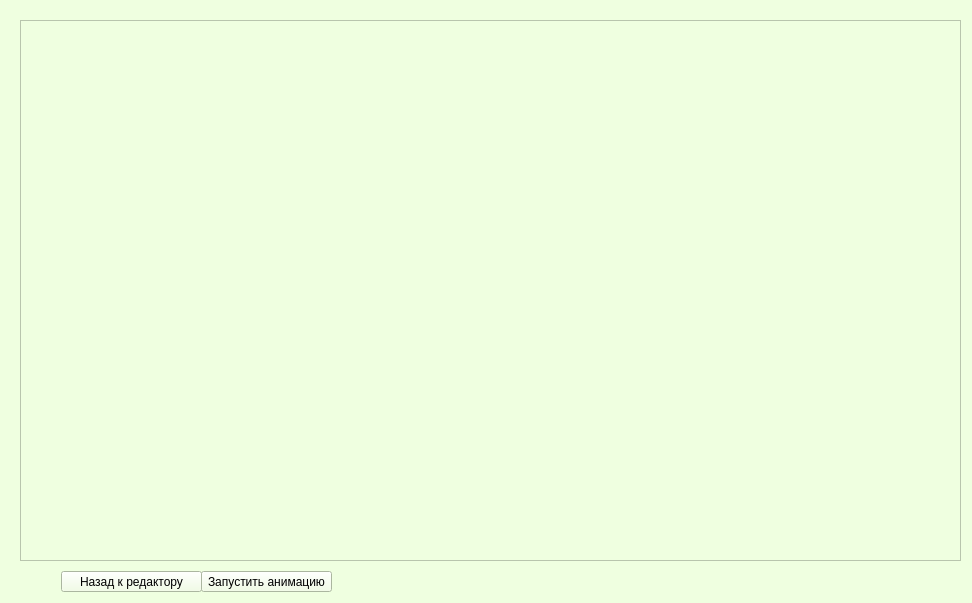
Old version of the form paint.ui in the repository moevm/gui-1h2018-37.
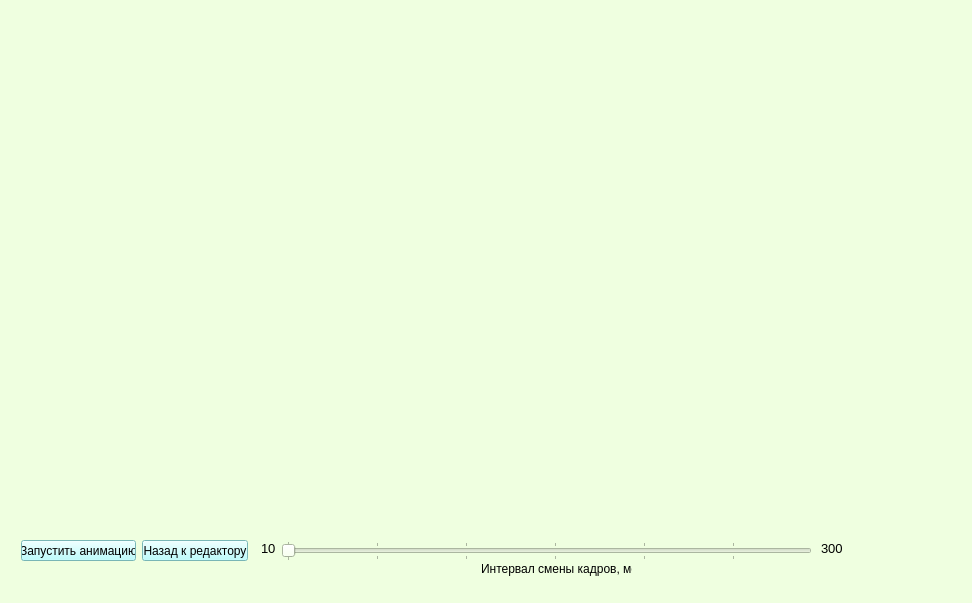
New version of the form. The open tabs and pages were chosen to show the change.

```diff
--- a/paint.ui
+++ b/paint.ui
@@ -500,40 +500,146 @@
       </layout>
      </widget>
      <widget class="QWidget" name="page_5">
-      <widget class="QGraphicsView" name="graphicsView_3">
+      <widget class="QPushButton" name="btnPlay">
+       <property name="geometry">
+        <rect>
+         <x>10</x>
+         <y>529</y>
+         <width>115</width>
+         <height>21</height>
+        </rect>
+       </property>
+       <property name="styleSheet">
+        <string notr="true">background-color: rgb(170, 255, 255);</string>
+       </property>
+       <property name="text">
+        <string>Запустить анимацию</string>
+       </property>
+      </widget>
+      <widget class="QLabel" name="frames">
        <property name="geometry">
         <rect>
          <x>9</x>
          <y>9</y>
-         <width>941</width>
-         <height>541</height>
+         <width>936</width>
+         <height>513</height>
         </rect>
        </property>
+       <property name="text">
+        <string/>
+       </property>
       </widget>
       <widget class="QPushButton" name="btnBack">
        <property name="geometry">
         <rect>
-         <x>50</x>
-         <y>560</y>
-         <width>141</width>
+         <x>131</x>
+         <y>529</y>
+         <width>106</width>
          <height>21</height>
         </rect>
        </property>
+       <property name="styleSheet">
+        <string notr="true">background-color: rgb(170, 255, 255);</string>
+       </property>
        <property name="text">
         <string>Назад к редактору</string>
        </property>
+       <property name="checkable">
+        <bool>false</bool>
+       </property>
       </widget>
-      <widget class="QPushButton" name="btnPlay">
+      <widget class="QSlider" name="horizontalSlider">
        <property name="geometry">
         <rect>
-         <x>190</x>
-         <y>560</y>
-         <width>131</width>
-         <height>21</height>
+         <x>270</x>
+         <y>530</y>
+         <width>531</width>
+         <height>20</height>
         </rect>
        </property>
+       <property name="mouseTracking">
+        <bool>false</bool>
+       </property>
+       <property name="tabletTracking">
+        <bool>false</bool>
+       </property>
+       <property name="acceptDrops">
+        <bool>false</bool>
+       </property>
+       <property name="minimum">
+        <number>10</number>
+       </property>
+       <property name="maximum">
+        <number>300</number>
+       </property>
+       <property name="singleStep">
+        <number>1</number>
+       </property>
+       <property name="pageStep">
+        <number>100</number>
+       </property>
+       <property name="value">
+        <number>10</number>
+       </property>
+       <property name="sliderPosition">
+        <number>10</number>
+       </property>
+       <property name="tracking">
+        <bool>true</bool>
+       </property>
+       <property name="orientation">
+        <enum>Qt::Horizontal</enum>
+       </property>
+       <property name="invertedAppearance">
+        <bool>false</bool>
+       </property>
+       <property name="invertedControls">
+        <bool>false</bool>
+       </property>
+       <property name="tickPosition">
+        <enum>QSlider::TicksBothSides</enum>
+       </property>
+       <property name="tickInterval">
+        <number>50</number>
+       </property>
+      </widget>
+      <widget class="QLabel" name="label">
+       <property name="geometry">
+        <rect>
+         <x>250</x>
+         <y>530</y>
+         <width>21</width>
+         <height>16</height>
+        </rect>
+       </property>
        <property name="text">
-        <string>Запустить анимацию</string>
+        <string>&lt;html&gt;&lt;head/&gt;&lt;body&gt;&lt;p&gt;&lt;span style=&quot; font-size:10pt;&quot;&gt;10&lt;/span&gt;&lt;/p&gt;&lt;/body&gt;&lt;/html&gt;</string>
+       </property>
+      </widget>
+      <widget class="QLabel" name="label_5">
+       <property name="geometry">
+        <rect>
+         <x>810</x>
+         <y>530</y>
+         <width>31</width>
+         <height>16</height>
+        </rect>
+       </property>
+       <property name="text">
+        <string>&lt;html&gt;&lt;head/&gt;&lt;body&gt;&lt;p&gt;&lt;span style=&quot; font-size:10pt;&quot;&gt;300&lt;/span&gt;&lt;/p&gt;&lt;/body&gt;&lt;/html&gt;</string>
+       </property>
+      </widget>
+      <widget class="QLabel" name="label_6">
+       <property name="geometry">
+        <rect>
+         <x>470</x>
+         <y>550</y>
+         <width>151</width>
+         <height>16</height>
+        </rect>
+       </property>
+       <property name="text">
+        <string>Интервал смены кадров, мс</string>
        </property>
       </widget>
      </widget>
```
Left out of the diff: 2 changed lines with no effect on the pictures.
